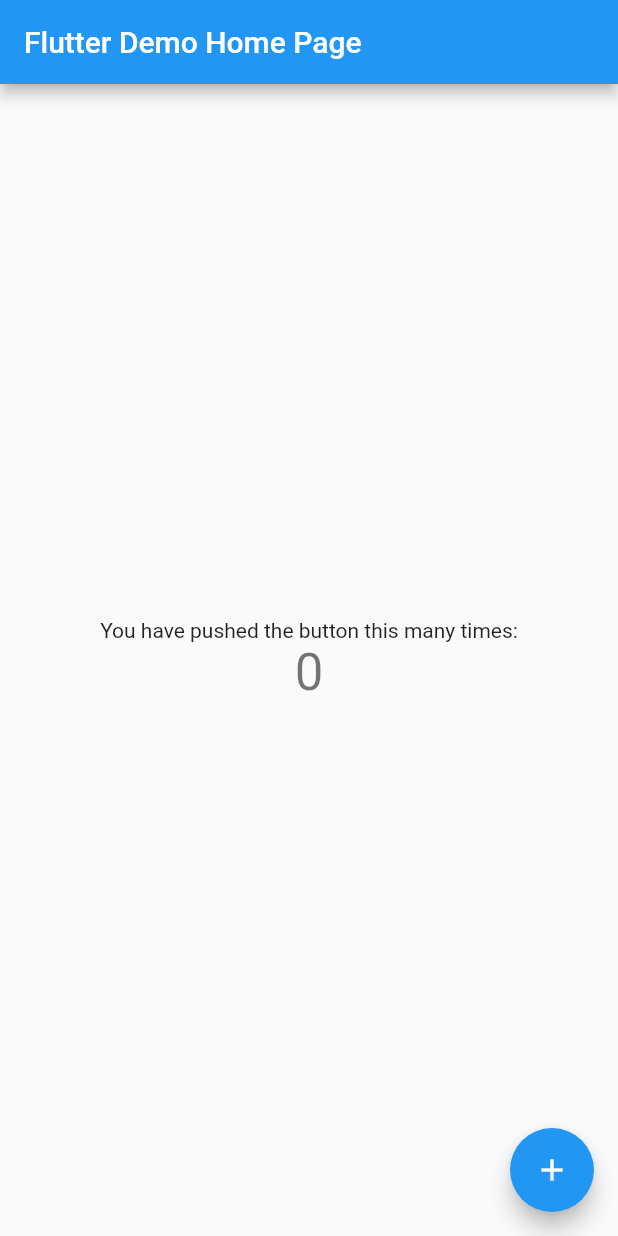
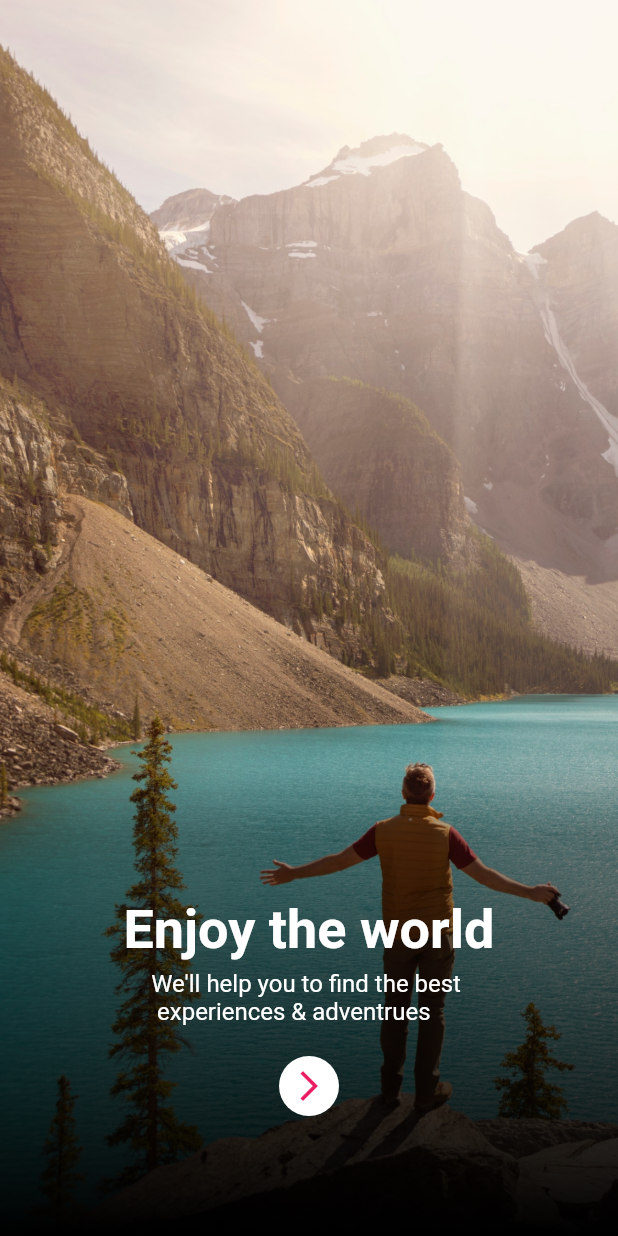
Before and after one commit to tianna1121/flutter_booking_ui, a Flutter app: the screen it shows after launch, on a phone screen of 412 x 824 dp. Run offline on Flutter 3.47's test engine with Material 2 defaults, Android fonts, the phone set to English and light mode, and no system bars.

Commit message:
implement the welcome page

```diff
--- a/lib/main.dart
+++ b/lib/main.dart
@@ -1,111 +1,14 @@
 import 'package:flutter/material.dart';
+
+import 'screens/welcome.dart';
 
 void main() => runApp(MyApp());
 
 class MyApp extends StatelessWidget {
-  // This widget is the root of your application.
   @override
   Widget build(BuildContext context) {
     return MaterialApp(
-      title: 'Flutter Demo',
-      theme: ThemeData(
-        // This is the theme of your application.
-        //
-        // Try running your application with "flutter run". You'll see the
-        // application has a blue toolbar. Then, without quitting the app, try
-        // changing the primarySwatch below to Colors.green and then invoke
-        // "hot reload" (press "r" in the console where you ran "flutter run",
-        // or simply save your changes to "hot reload" in a Flutter IDE).
-        // Notice that the counter didn't reset back to zero; the application
-        // is not restarted.
-        primarySwatch: Colors.blue,
-      ),
-      home: MyHomePage(title: 'Flutter Demo Home Page'),
+      home: Welcome(),
     );
   }
 }
-
-class MyHomePage extends StatefulWidget {
-  MyHomePage({Key key, this.title}) : super(key: key);
-
-  // This widget is the home page of your application. It is stateful, meaning
-  // that it has a State object (defined below) that contains fields that affect
-  // how it looks.
-
-  // This class is the configuration for the state. It holds the values (in this
-  // case the title) provided by the parent (in this case the App widget) and
-  // used by the build method of the State. Fields in a Widget subclass are
-  // always marked "final".
-
-  final String title;
-
-  @override
-  _MyHomePageState createState() => _MyHomePageState();
-}
-
-class _MyHomePageState extends State<MyHomePage> {
-  int _counter = 0;
-
-  void _incrementCounter() {
-    setState(() {
-      // This call to setState tells the Flutter framework that something has
-      // changed in this State, which causes it to rerun the build method below
-      // so that the display can reflect the updated values. If we changed
-      // _counter without calling setState(), then the build method would not be
-      // called again, and so nothing would appear to happen.
-      _counter++;
-    });
-  }
-
-  @override
-  Widget build(BuildContext context) {
-    // This method is rerun every time setState is called, for instance as done
-    // by the _incrementCounter method above.
-    //
-    // The Flutter framework has been optimized to make rerunning build methods
-    // fast, so that you can just rebuild anything that needs updating rather
-    // than having to individually change instances of widgets.
-    return Scaffold(
-      appBar: AppBar(
-        // Here we take the value from the MyHomePage object that was created by
-        // the App.build method, and use it to set our appbar title.
-        title: Text(widget.title),
-      ),
-      body: Center(
-        // Center is a layout widget. It takes a single child and positions it
-        // in the middle of the parent.
-        child: Column(
-          // Column is also a layout widget. It takes a list of children and
-          // arranges them vertically. By default, it sizes itself to fit its
-          // children horizontally, and tries to be as tall as its parent.
-          //
-          // Invoke "debug painting" (press "p" in the console, choose the
-          // "Toggle Debug Paint" action from the Flutter Inspector in Android
-          // Studio, or the "Toggle Debug Paint" command in Visual Studio Code)
-          // to see the wireframe for each widget.
-          //
-          // Column has various properties to control how it sizes itself and
-          // how it positions its children. Here we use mainAxisAlignment to
-          // center the children vertically; the main axis here is the vertical
-          // axis because Columns are vertical (the cross axis would be
-          // horizontal).
-          mainAxisAlignment: MainAxisAlignment.center,
-          children: <Widget>[
-            Text(
-              'You have pushed the button this many times:',
-            ),
-            Text(
-              '$_counter',
-              style: Theme.of(context).textTheme.display1,
-            ),
-          ],
-        ),
-      ),
-      floatingActionButton: FloatingActionButton(
-        onPressed: _incrementCounter,
-        tooltip: 'Increment',
-        child: Icon(Icons.add),
-      ), // This trailing comma makes auto-formatting nicer for build methods.
-    );
-  }
-}
--- /dev/null
+++ b/lib/screens/home.dart
@@ -0,0 +1,12 @@
+import 'package:flutter/material.dart';
+
+class HomePage extends StatelessWidget {
+  @override
+  Widget build(BuildContext context) {
+    return Scaffold(
+      body: Center(
+        child: Text('HomePage'),
+      ),
+    );
+  }
+}
--- /dev/null
+++ b/lib/screens/welcome.dart
@@ -0,0 +1,95 @@
+import 'package:flutter/material.dart';
+
+import 'home.dart';
+
+class Welcome extends StatelessWidget {
+  @override
+  Widget build(BuildContext context) {
+    return Scaffold(
+      body: Stack(
+        children: <Widget>[
+          Image.asset(
+            'assets/images/wl.jpg',
+            fit: BoxFit.cover,
+            height: double.infinity,
+            width: double.infinity,
+          ),
+          Align(
+            alignment: Alignment.bottomCenter,
+            child: Container(
+              height: 400,
+              width: double.infinity,
+              decoration: BoxDecoration(
+                gradient: LinearGradient(
+                  begin: Alignment.bottomCenter,
+                  end: Alignment.topCenter,
+                  colors: [
+                    Colors.black.withOpacity(1.0),
+                    Colors.black.withOpacity(0.9),
+                    Colors.black.withOpacity(0.8),
+                    Colors.black.withOpacity(0.7),
+                    Colors.black.withOpacity(0.6),
+                    Colors.black.withOpacity(0.5),
+                    Colors.black.withOpacity(0.4),
+                    Colors.black.withOpacity(0.1),
+                    Colors.black.withOpacity(0.05),
+                    Colors.black.withOpacity(0.025),
+                  ],
+                ),
+              ),
+            ),
+          ),
+          Column(
+            mainAxisAlignment: MainAxisAlignment.end,
+            children: <Widget>[
+              Text(
+                'Enjoy the world',
+                textScaleFactor: 1,
+                style: TextStyle(
+                    fontSize: 36.0,
+                    color: Colors.white,
+                    fontWeight: FontWeight.w600),
+              ),
+              SizedBox(
+                height: 5.0,
+              ),
+              Text(
+                'We\'ll help you to find the best \n experiences & adventrues',
+                style: TextStyle(
+                    fontSize: 16.0,
+                    color: Colors.white,
+                    fontWeight: FontWeight.w400),
+              ),
+              SizedBox(height: 20),
+              Align(
+                alignment: Alignment.bottomCenter,
+                child: GestureDetector(
+                  onTap: () {
+                    Navigator.push(context,
+                        MaterialPageRoute(builder: (context) => HomePage()));
+                  },
+                  child: Container(
+                    decoration: BoxDecoration(
+                      color: Colors.white,
+                      borderRadius: BorderRadius.circular(20.0),
+                    ),
+                    child: Padding(
+                      padding: const EdgeInsets.all(
+                        8.0,
+                      ),
+                      child: Icon(
+                        Icons.arrow_forward_ios,
+                        color: Colors.pink,
+                      ),
+                    ),
+                  ),
+                ),
+              ),
+              SizedBox(height: 80.0)
+            ],
+          ),
+        ],
+      ),
+    );
+  }
+}
```
Also changed, not shown: pubspec.yaml (+2 -7 lines), assets/images/1.jpg (added), assets/images/2.jpg (added), assets/images/3.jpg (added), assets/images/booking.jpg (added), assets/images/details.png (added), assets/images/home.png (added), assets/images/profile.jpg (added), assets/images/welcome.png (added), assets/images/wl.jpg (added).
